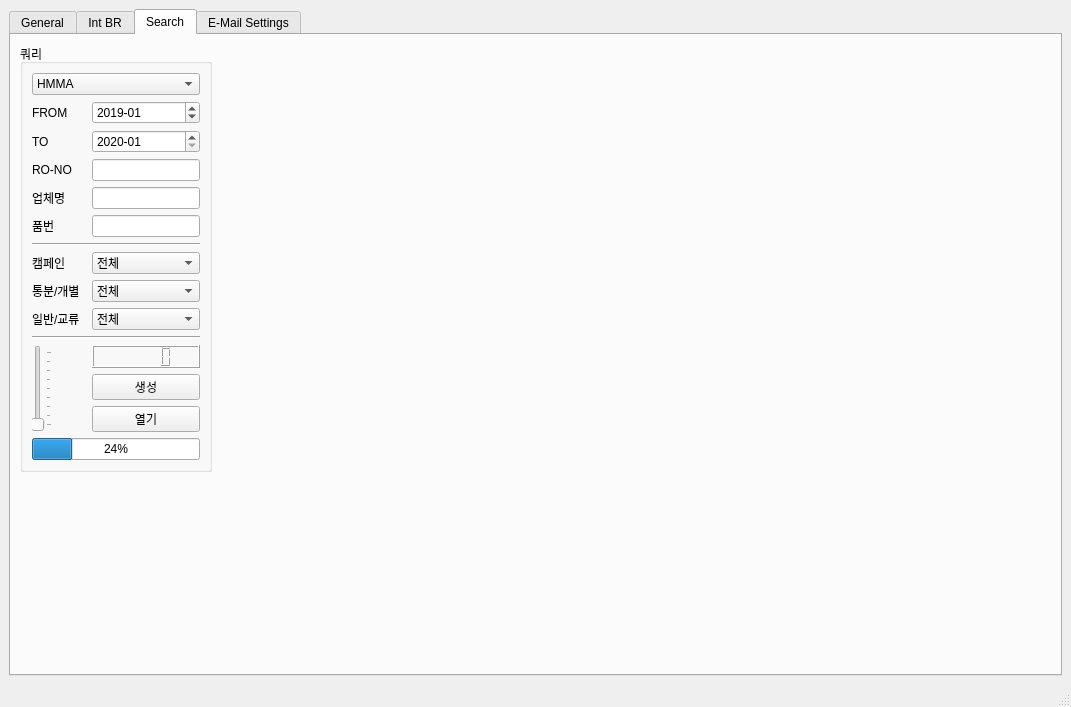
Qt form template3.ui (asahi8769/Consult2) before a commit.
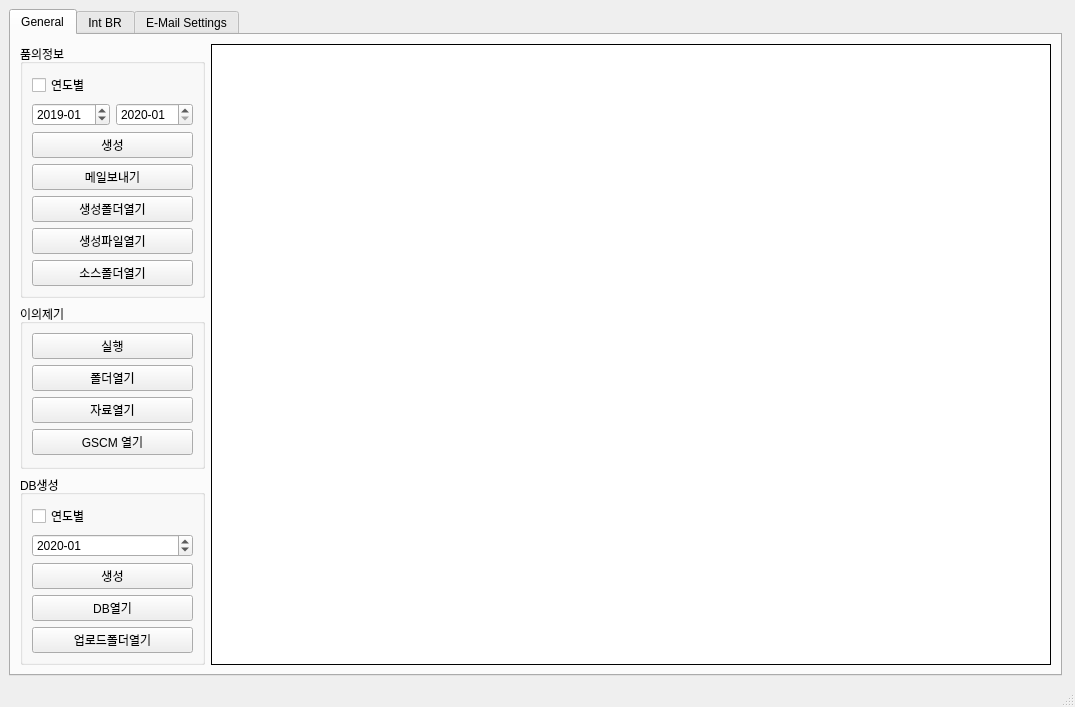
The same form after that commit.

Diff of the .ui file:
```diff
--- a/template3.ui
+++ b/template3.ui
@@ -6,7 +6,7 @@
    <rect>
     <x>0</x>
     <y>0</y>
-    <width>1071</width>
+    <width>1075</width>
     <height>616</height>
    </rect>
   </property>
@@ -18,7 +18,7 @@
     <item row="0" column="0">
      <widget class="QTabWidget" name="tabWidget">
       <property name="currentIndex">
-       <number>2</number>
+       <number>0</number>
       </property>
       <widget class="QWidget" name="tab_1">
        <attribute name="title">
@@ -741,343 +741,6 @@
         </item>
        </layout>
       </widget>
-      <widget class="QWidget" name="tab_4">
-       <attribute name="title">
-        <string>Search</string>
-       </attribute>
-       <layout class="QFormLayout" name="formLayout_2">
-        <item row="0" column="0">
-         <widget class="QGroupBox" name="search">
-          <property name="title">
-           <string>쿼리</string>
-          </property>
-          <layout class="QGridLayout" name="gridLayout_10">
-           <item row="4" column="2">
-            <widget class="QLineEdit" name="vendor_name"/>
-           </item>
-           <item row="1" column="2">
-            <widget class="QDateEdit" name="start_m_4">
-             <property name="acceptDrops">
-              <bool>false</bool>
-             </property>
-             <property name="inputMethodHints">
-              <set>Qt::ImhDate|Qt::ImhPreferNumbers</set>
-             </property>
-             <property name="wrapping">
-              <bool>false</bool>
-             </property>
-             <property name="accelerated">
-              <bool>true</bool>
-             </property>
-             <property name="maximumDate">
-              <date>
-               <year>2030</year>
-               <month>12</month>
-               <day>31</day>
-              </date>
-             </property>
-             <property name="minimumDate">
-              <date>
-               <year>2010</year>
-               <month>1</month>
-               <day>1</day>
-              </date>
-             </property>
-             <property name="currentSection">
-              <enum>QDateTimeEdit::YearSection</enum>
-             </property>
-             <property name="displayFormat">
-              <string>yyyy-MM</string>
-             </property>
-             <property name="date">
-              <date>
-               <year>2019</year>
-               <month>1</month>
-               <day>1</day>
-              </date>
-             </property>
-            </widget>
-           </item>
-           <item row="3" column="0">
-            <widget class="QLabel" name="label_gen_exc_2">
-             <property name="text">
-              <string>RO-NO</string>
-             </property>
-            </widget>
-           </item>
-           <item row="7" column="0">
-            <widget class="QLabel" name="label_exc_7">
-             <property name="text">
-              <string>캠페인</string>
-             </property>
-            </widget>
-           </item>
-           <item row="10" column="2">
-            <widget class="QComboBox" name="comboBox_gen_exc_2">
-             <item>
-              <property name="text">
-               <string>전체</string>
-              </property>
-             </item>
-             <item>
-              <property name="text">
-               <string>일반</string>
-              </property>
-             </item>
-             <item>
-              <property name="text">
-               <string>교류</string>
-              </property>
-             </item>
-            </widget>
-           </item>
-           <item row="11" column="0" colspan="3">
-            <widget class="Line" name="line_2">
-             <property name="orientation">
-              <enum>Qt::Horizontal</enum>
-             </property>
-            </widget>
-           </item>
-           <item row="5" column="2">
-            <widget class="QLineEdit" name="part_num"/>
-           </item>
-           <item row="0" column="0" colspan="3">
-            <widget class="QComboBox" name="comboBox_3">
-             <item>
-              <property name="text">
-               <string>HMMA</string>
-              </property>
-             </item>
-             <item>
-              <property name="text">
-               <string>KMMG</string>
-              </property>
-             </item>
-             <item>
-              <property name="text">
-               <string>KMS</string>
-              </property>
-             </item>
-             <item>
-              <property name="text">
-               <string>HMMC</string>
-              </property>
-             </item>
-             <item>
-              <property name="text">
-               <string>HMMR</string>
-              </property>
-             </item>
-             <item>
-              <property name="text">
-               <string>HMB</string>
-              </property>
-             </item>
-             <item>
-              <property name="text">
-               <string>KMM</string>
-              </property>
-             </item>
-             <item>
-              <property name="text">
-               <string>HAOS</string>
-              </property>
-             </item>
-             <item>
-              <property name="text">
-               <string>HMI</string>
-              </property>
-             </item>
-             <item>
-              <property name="text">
-               <string>KMI</string>
-              </property>
-             </item>
-             <item>
-              <property name="text">
-               <string>CHMC</string>
-              </property>
-             </item>
-             <item>
-              <property name="text">
-               <string>YOUNGSAN</string>
-              </property>
-             </item>
-            </widget>
-           </item>
-           <item row="8" column="2">
-            <widget class="QComboBox" name="comboBox_int_spe_2">
-             <item>
-              <property name="text">
-               <string>전체</string>
-              </property>
-             </item>
-             <item>
-              <property name="text">
-               <string>통분</string>
-              </property>
-             </item>
-             <item>
-              <property name="text">
-               <string>개별</string>
-              </property>
-             </item>
-            </widget>
-           </item>
-           <item row="12" column="0" rowspan="3">
-            <widget class="QSlider" name="verticalSlider">
-             <property name="minimum">
-              <number>2000</number>
-             </property>
-             <property name="maximum">
-              <number>10000</number>
-             </property>
-             <property name="orientation">
-              <enum>Qt::Vertical</enum>
-             </property>
-             <property name="invertedControls">
-              <bool>false</bool>
-             </property>
-             <property name="tickPosition">
-              <enum>QSlider::TicksBelow</enum>
-             </property>
-             <property name="tickInterval">
-              <number>1000</number>
-             </property>
-            </widget>
-           </item>
-           <item row="16" column="0" colspan="3">
-            <widget class="QProgressBar" name="progressBar">
-             <property name="value">
-              <number>24</number>
-             </property>
-            </widget>
-           </item>
-           <item row="8" column="0">
-            <widget class="QLabel" name="label_gen_6">
-             <property name="text">
-              <string>통분/개별</string>
-             </property>
-            </widget>
-           </item>
-           <item row="10" column="0">
-            <widget class="QLabel" name="label_gen_exc_15">
-             <property name="text">
-              <string>일반/교류</string>
-             </property>
-            </widget>
-           </item>
-           <item row="14" column="2">
-            <widget class="QPushButton" name="pushButton">
-             <property name="text">
-              <string>열기</string>
-             </property>
-            </widget>
-           </item>
-           <item row="1" column="0">
-            <widget class="QLabel" name="label_gen_exc_5">
-             <property name="text">
-              <string>FROM</string>
-             </property>
-            </widget>
-           </item>
-           <item row="13" column="2">
-            <widget class="QPushButton" name="pushButton_2">
-             <property name="text">
-              <string>생성</string>
-             </property>
-            </widget>
-           </item>
-           <item row="7" column="2">
-            <widget class="QComboBox" name="comboBox_cc_2">
-             <item>
-              <property name="text">
-               <string>전체</string>
-              </property>
-             </item>
-             <item>
-              <property name="text">
-               <string>켐페인제외</string>
-              </property>
-             </item>
-            </widget>
-           </item>
-           <item row="4" column="0">
-            <widget class="QLabel" name="label_exc_3">
-             <property name="text">
-              <string>업체명</string>
-             </property>
-            </widget>
-           </item>
-           <item row="2" column="0">
-            <widget class="QLabel" name="label_gen_exc_4">
-             <property name="text">
-              <string>TO</string>
-             </property>
-            </widget>
-           </item>
-           <item row="3" column="2">
-            <widget class="QLineEdit" name="ro_no"/>
-           </item>
-           <item row="6" column="0" colspan="3">
-            <widget class="Line" name="line">
-             <property name="orientation">
-              <enum>Qt::Horizontal</enum>
-             </property>
-            </widget>
-           </item>
-           <item row="2" column="2">
-            <widget class="QDateEdit" name="end_m_4">
-             <property name="contextMenuPolicy">
-              <enum>Qt::NoContextMenu</enum>
-             </property>
-             <property name="maximumDate">
-              <date>
-               <year>2030</year>
-               <month>12</month>
-               <day>31</day>
-              </date>
-             </property>
-             <property name="minimumDate">
-              <date>
-               <year>2010</year>
-               <month>1</month>
-               <day>1</day>
-              </date>
-             </property>
-             <property name="currentSection">
-              <enum>QDateTimeEdit::MonthSection</enum>
-             </property>
-             <property name="displayFormat">
-              <string>yyyy-MM</string>
-             </property>
-             <property name="currentSectionIndex">
-              <number>1</number>
-             </property>
-             <property name="date">
-              <date>
-               <year>2020</year>
-               <month>1</month>
-               <day>1</day>
-              </date>
-             </property>
-            </widget>
-           </item>
-           <item row="5" column="0">
-            <widget class="QLabel" name="label_gen_exc_3">
-             <property name="text">
-              <string>품번</string>
-             </property>
-            </widget>
-           </item>
-           <item row="12" column="2">
-            <widget class="QLCDNumber" name="lcdNumber"/>
-           </item>
-          </layout>
-         </widget>
-        </item>
-       </layout>
-      </widget>
       <widget class="QWidget" name="tab_3">
        <attribute name="title">
         <string>E-Mail Settings</string>
```
Left out of the diff: 26 changed lines with no effect on the pictures.
